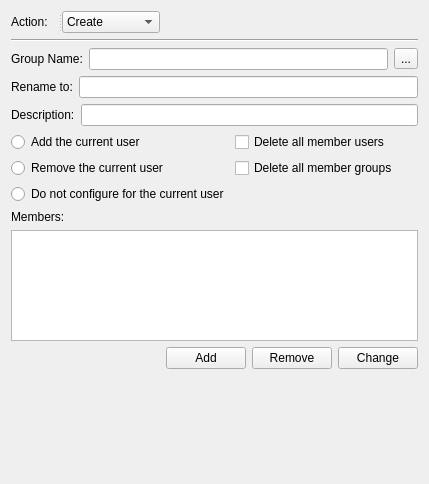
Above: src/apps/mvvm-folders/local_user_and_group/localgroup.ui from august-alt/policy-preferences-editor-prototype before the change. Below: the same form after it.
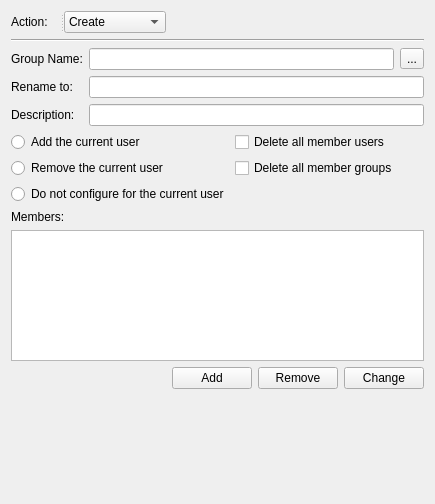
That is the form after the change.

Commit message: feat: add ui file for local group widget

```diff
--- a/src/apps/mvvm-folders/local_user_and_group/localgroup.ui
+++ b/src/apps/mvvm-folders/local_user_and_group/localgroup.ui
@@ -6,8 +6,8 @@
    <rect>
     <x>0</x>
     <y>0</y>
-    <width>429</width>
-    <height>484</height>
+    <width>435</width>
+    <height>504</height>
    </rect>
   </property>
   <property name="windowTitle">
@@ -62,9 +62,9 @@
     </widget>
    </item>
    <item row="2" column="0" colspan="2">
-    <layout class="QHBoxLayout" name="horizontalLayout">
-     <item>
-      <widget class="QLabel" name="userNameLabel">
+    <layout class="QFormLayout" name="formLayout_2">
+     <item row="0" column="0">
+      <widget class="QLabel" name="groupNameLabel">
        <property name="font">
         <font>
          <pointsize>9</pointsize>
@@ -75,6 +75,8 @@
        </property>
       </widget>
      </item>
+     <item row="0" column="1">
+      <layout class="QHBoxLayout" name="horizontalLayout">
      <item>
       <widget class="QLineEdit" name="sourceLineEdit">
        <property name="text">
@@ -91,9 +93,7 @@
      </item>
     </layout>
    </item>
-   <item row="3" column="0" colspan="2">
-    <layout class="QHBoxLayout" name="horizontalLayout_2">
-     <item>
+     <item row="1" column="0">
       <widget class="QLabel" name="renameLabel">
        <property name="font">
         <font>
@@ -105,30 +105,26 @@
        </property>
       </widget>
      </item>
-     <item>
+     <item row="1" column="1">
       <widget class="QLineEdit" name="renameLineEdit">
        <property name="text">
         <string/>
        </property>
       </widget>
      </item>
-    </layout>
-   </item>
-   <item row="4" column="0" colspan="2">
-    <layout class="QHBoxLayout" name="horizontalLayout_4">
-     <item>
+     <item row="2" column="0">
       <widget class="QLabel" name="descriptionLabel">
        <property name="text">
         <string>Description:</string>
        </property>
       </widget>
      </item>
-     <item>
+     <item row="2" column="1">
       <widget class="QLineEdit" name="descriptionLineEdit"/>
      </item>
     </layout>
    </item>
-   <item row="5" column="0" colspan="2">
+   <item row="3" column="0" colspan="2">
     <layout class="QVBoxLayout" name="verticalLayout">
      <item>
       <layout class="QFormLayout" name="formLayout">
@@ -181,7 +177,7 @@
      </item>
     </layout>
    </item>
-   <item row="6" column="1">
+   <item row="4" column="1">
     <layout class="QHBoxLayout" name="horizontalLayout_3">
      <item>
       <widget class="QPushButton" name="addPushButton">
@@ -206,7 +202,7 @@
      </item>
     </layout>
    </item>
-   <item row="7" column="1">
+   <item row="5" column="1">
     <spacer name="verticalSpacer">
      <property name="orientation">
       <enum>Qt::Vertical</enum>
```
Left out of the diff: 16 changed lines with no effect on the pictures. Lines whose indentation alone changed are shown as unchanged.
